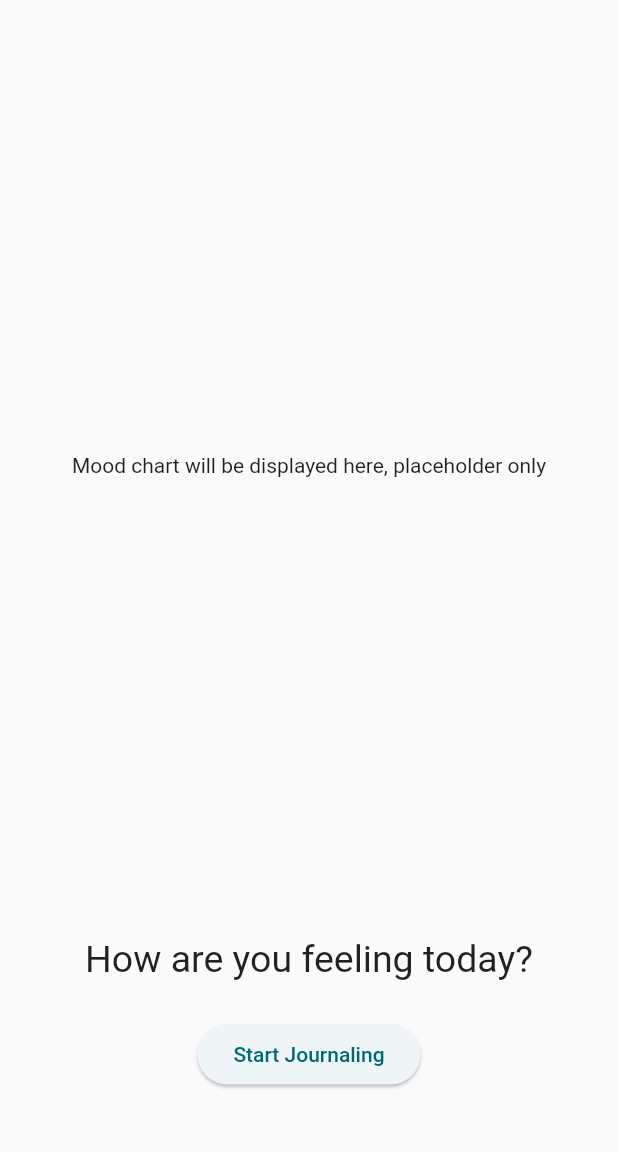
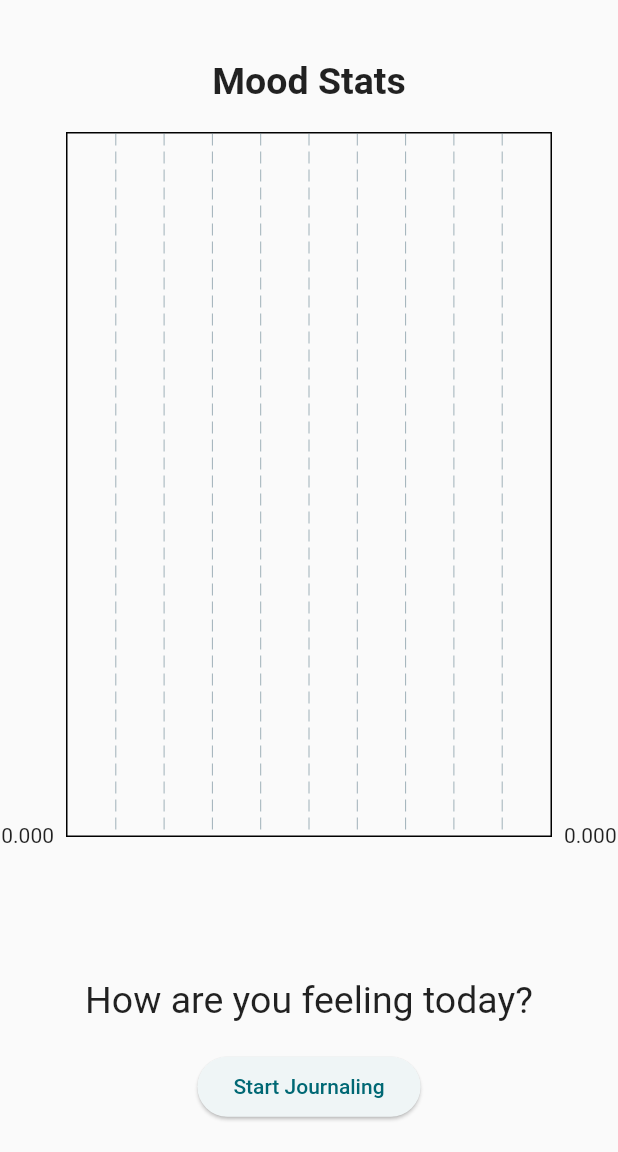
Before and after one commit to Bantjes06/FlutterHealthJournalApp, a Flutter app: the screen it shows once a user with an empty profile is signed in, on a phone screen of 412 x 824 dp, the part 84-1236 px from its top. Run offline on Flutter 3.47's test engine with Material 2 defaults, Android fonts, the phone set to English and light mode, and no system bars; drawn by our look-alikes of fl_chart; our stand-ins replace cloud_firestore, firebase_auth, firebase_core; accounts and stored records are empty.

Commit message:
chart added with logic, whole app UI to be improved

```diff
--- a/lib/screens/home_screen.dart
+++ b/lib/screens/home_screen.dart
@@ -1,6 +1,7 @@
 import 'package:flutter/material.dart';
 import 'package:firebase_auth/firebase_auth.dart';
 import 'package:mental_health/screens/journal_screen.dart';
+import 'package:mental_health/widgets/chart.dart';
 import 'package:mental_health/widgets/drawer.dart';
 
 class HomeScreen extends StatelessWidget {
@@ -26,17 +27,19 @@ class HomeScreen extends StatelessWidget {
         padding: const EdgeInsets.only(top: 20),
         child: Center(
           child: Column(
+            mainAxisAlignment: MainAxisAlignment.spaceEvenly,
             children: [
-              Container(height: 580, width: 500, child: const Center(child: Text('Mood chart will be displayed here, placeholder only'))),
+              const Text('Mood Stats', style: TextStyle(
+                fontSize: 25,
+                fontWeight: FontWeight.bold
+              ),),
+              Container(height: 500, child: const Chart()),
               const SizedBox(
                 height: 25,
               ),
               const Text(
                 'How are you feeling today?',
                 style: TextStyle(fontSize: 25),
-              ),
-              const SizedBox(
-                height: 25,
               ),
               ElevatedButton(
                   onPressed: () {
--- /dev/null
+++ b/lib/widgets/chart.dart
@@ -0,0 +1,113 @@
+import 'package:flutter/material.dart';
+import 'package:firebase_auth/firebase_auth.dart';
+import 'package:cloud_firestore/cloud_firestore.dart';
+import 'package:fl_chart/fl_chart.dart';
+
+class Chart extends StatefulWidget {
+  const Chart({super.key});
+
+  @override
+  State<Chart> createState() => _ChartState();
+}
+
+class _ChartState extends State<Chart> {
+  final _auth = FirebaseAuth.instance;
+  late User loggedInUser;
+
+  @override
+  void initState() {
+    super.initState();
+    _getCurrentUser();
+  }
+
+  void _getCurrentUser() async {
+    try {
+      final user = _auth.currentUser;
+      if (user != null) {
+        loggedInUser = user;
+      }
+    } catch (e) {
+      print(e);
+    }
+  }
+
+  @override
+  Widget build(BuildContext context) {
+    return Scaffold(
+      body: StreamBuilder<QuerySnapshot>(
+        stream: FirebaseFirestore.instance
+            .collection('entries')
+            .where('userId', isEqualTo: loggedInUser.uid)
+            .snapshots(),
+        builder: (context, snapshot) {
+          if (snapshot.connectionState == ConnectionState.waiting) {
+            return const Center(child: CircularProgressIndicator());
+          }
+
+          if (snapshot.hasError || !snapshot.hasData) {
+            return Center(child: Text('Error: ${snapshot.error}'));
+          }
+
+          return BarChart(_createChartData(snapshot.data!.docs));
+        },
+      ),
+    );
+  }
+
+  BarChartData _createChartData(List<DocumentSnapshot> docs) {
+    Map<String, int> emoticonsCount = {};
+
+    for (var doc in docs) {
+      var data = doc.data() as Map<String, dynamic>;
+      String emoticonKey = 'Emoticon: ${data['sliderValue']}';
+      emoticonsCount.update(emoticonKey, (value) => ++value, ifAbsent: () => 1);
+    }
+
+    List<BarChartGroupData> barGroups = emoticonsCount.entries.map((entry) {
+      int index = int.parse(entry.key.split(' ')[1]);
+      return BarChartGroupData(
+        x: index,
+        barRods: [BarChartRodData(toY: entry.value.toDouble())],
+      );
+    }).toList();
+
+    return BarChartData(
+      barGroups: barGroups,
+      titlesData: FlTitlesData(
+        show: true,
+        topTitles: const AxisTitles(
+          sideTitles: SideTitles(
+            showTitles: false
+          )
+        ),
+        bottomTitles: AxisTitles(
+          sideTitles: SideTitles(
+            showTitles: true,
+            reservedSize: 30,
+            getTitlesWidget: (double value, TitleMeta meta) {
+              return _getEmoticonIcon(value.toInt());
+            },
+          ),
+        ),
+      ),
+      // Other BarChartData properties...
+    );
+  }
+
+  Widget _getEmoticonIcon(int value) {
+    switch (value) {
+      case 0:
+        return const Icon(Icons.sentiment_very_dissatisfied, size: 30);
+      case 1:
+        return const Icon(Icons.sentiment_dissatisfied, size: 30);
+      case 2:
+        return const Icon(Icons.sentiment_neutral, size: 30);
+      case 3:
+        return const Icon(Icons.sentiment_satisfied, size: 30);
+      case 4:
+        return const Icon(Icons.sentiment_very_satisfied, size: 30);
+      default:
+        return const Icon(Icons.error, size: 30);
+    }
+  }
+}
--- a/pubspec.yaml
+++ b/pubspec.yaml
@@ -39,6 +39,8 @@ dependencies:
   firebase_auth: ^4.12.0
   intl: ^0.18.1
   cloud_firestore: ^4.12.2
+  flutter_charts: ^0.5.2
+  fl_chart: ^0.64.0
 
 dev_dependencies:
   flutter_test:
```
Also changed, not shown: pubspec.lock, 1 other file.
